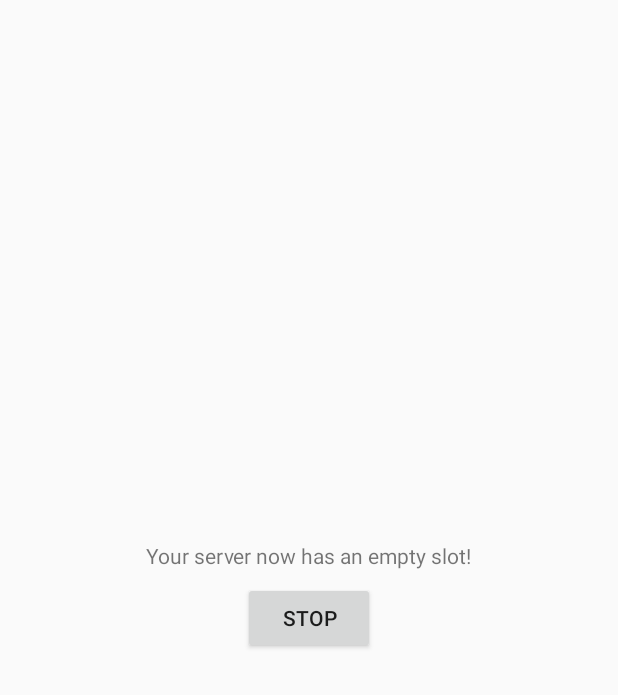
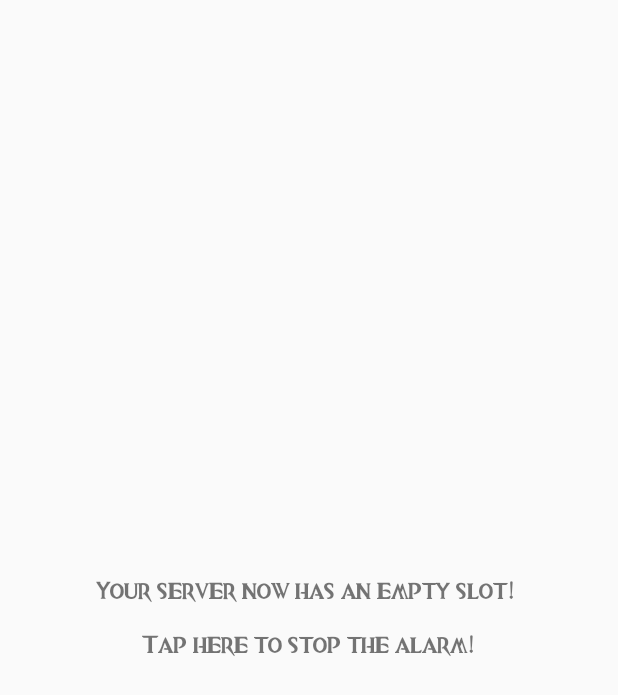
Before and after one commit to jtrollkarl/GW2serveralarm, an Android app: the layout fragment_alarm.xml on its own in the app's theme, with its tools: preview values and no code run, on a phone screen of 412 x 824 dp. Shown: the top 695 px of the screen. Run offline under Robolectric (Android 15) with nearby library versions, the phone set to English and light mode, and no system bars.

Commit message:
update
- removed contentTitle from notifications
- removed button from alarm layout, now uses a textview for clicks
- cleaned up text for monitoring_view and fragment_alarm

```diff
--- a/app/src/main/java/com/moducode/gw2serveralarm/service/AlarmService.java
+++ b/app/src/main/java/com/moducode/gw2serveralarm/service/AlarmService.java
@@ -105,7 +105,6 @@ public class AlarmService extends Service {
     private Notification getNotification(){
         NotificationCompat.Builder builder = new NotificationCompat.Builder(this, CHANNEL_ALARM)
                 .setSmallIcon(R.drawable.ic_monitoring_server)
-                .setContentTitle(getString(R.string.notif_monitor_title))
                 .setContentText(getString(R.string.notif_slot_free))
                 .setChannelId(CHANNEL_ALARM)
                 .setPriority(Notification.PRIORITY_MAX)
--- a/app/src/main/java/com/moducode/gw2serveralarm/service/NotificationServiceImpl.java
+++ b/app/src/main/java/com/moducode/gw2serveralarm/service/NotificationServiceImpl.java
@@ -41,7 +41,6 @@ public class NotificationServiceImpl implements NotificationService {
         NotificationCompat.Builder builder =
                 new NotificationCompat.Builder(appContext, CHANNEL_MONITORING)
                         .setSmallIcon(R.drawable.ic_monitoring_server)
-                        .setContentTitle(appContext.getString(R.string.notif_monitor_title))
                         .setContentText(appContext.getString(R.string.notif_monitor_summ))
                         .setChannelId(CHANNEL_MONITORING)
                         .setContentIntent(buildToAppIntent())
--- a/app/src/main/res/layout/fragment_alarm.xml
+++ b/app/src/main/res/layout/fragment_alarm.xml
@@ -1,34 +1,17 @@
 <?xml version="1.0" encoding="utf-8"?>
-<android.support.constraint.ConstraintLayout
-    xmlns:android="http://schemas.android.com/apk/res/android"
-    xmlns:app="http://schemas.android.com/apk/res-auto"
-    xmlns:tools="http://schemas.android.com/tools"
+<FrameLayout xmlns:android="http://schemas.android.com/apk/res/android"
     android:layout_width="match_parent"
     android:layout_height="match_parent">
 
-    <Button
-        android:id="@+id/b_stop"
-        android:layout_width="wrap_content"
-        android:layout_height="wrap_content"
-        android:layout_marginBottom="8dp"
-        android:layout_marginEnd="8dp"
-        android:layout_marginStart="8dp"
-        android:layout_marginTop="8dp"
-        android:text="@string/button_stop"
-        app:layout_constraintBottom_toBottomOf="parent"
-        app:layout_constraintEnd_toEndOf="parent"
-        app:layout_constraintStart_toStartOf="parent"
-        app:layout_constraintTop_toTopOf="parent" />
 
     <TextView
         android:id="@+id/tv_stop_msg"
+        style="@style/AlertText"
         android:layout_width="wrap_content"
-        android:layout_height="0dp"
-        android:layout_marginBottom="8dp"
-        android:layout_marginEnd="8dp"
-        android:layout_marginStart="8dp"
+        android:layout_height="wrap_content"
+        android:layout_gravity="center"
         android:text="@string/tv_stop_msg"
-        app:layout_constraintBottom_toTopOf="@+id/b_stop"
-        app:layout_constraintEnd_toEndOf="parent"
-        app:layout_constraintStart_toStartOf="parent" />
-</android.support.constraint.ConstraintLayout>
+        android:textAlignment="center"/>
+
+
+</FrameLayout>
--- /dev/null
+++ b/app/src/main/res/values-v16/styles.xml
@@ -0,0 +1,10 @@
+<?xml version="1.0" encoding="utf-8"?>
+<resources>
+
+    <style name="AlertText">
+        <item name="android:fontFamily">@font/gwfont</item>
+        <item name="android:textSize">16sp</item>
+        <item name="android:textStyle">bold</item>
+    </style>
+
+</resources>
--- a/app/src/main/res/values/strings.xml
+++ b/app/src/main/res/values/strings.xml
@@ -1,5 +1,5 @@
 <resources>
-    <string name="app_name">GW2serveralarm</string>
+    <string name="app_name">World Monitor</string>
     <string name="action_settings">Settings</string>
 
     <!--Error/success messages-->
@@ -37,8 +37,8 @@
     <string name="pref_test_summary">Tapping here will let you monitor a fake test server. The notifications are sent out on a regular basis of every 2 minutes</string>
     <string name="pref_test_key">KEY_TEST_SERVER</string>
     <string name="button_stop">Stop</string>
-    <string name="tv_stop_msg">Your server now has an empty slot!</string>
-
+    <string name="tv_stop_msg">Your server now has an empty slot! \n\nTap here to stop the alarm!</string>
+    <string name="tv_monitoring_msg">You are currently monitoring a server\n\nTap here to stop</string>
 
 
 </resources>
--- a/app/src/main/res/values/styles.xml
+++ b/app/src/main/res/values/styles.xml
@@ -17,4 +17,13 @@
 
     <style name="AppTheme.PopupOverlay" parent="ThemeOverlay.AppCompat.Light" />
 
+    <style name="AlertText">
+        <item name="android:layout_marginStart">16dp</item>
+        <item name="android:layout_marginEnd">16dp</item>
+        <item name="android:fontFamily">@font/gwfont</item>
+        <item name="android:textSize">16sp</item>
+        <item name="android:textStyle">bold</item>
+        <item name="android:textAlignment">center</item>
+    </style>
+
 </resources>
```
Also changed, not shown: app/src/main/java/com/moducode/gw2serveralarm/ui/activity/AlarmActivity.java (+4 -4 lines), app/src/main/res/layout/monitoring_view.xml (+6 -3 lines), app/src/main/res/layout/server_list_row.xml (+12 -11 lines).
